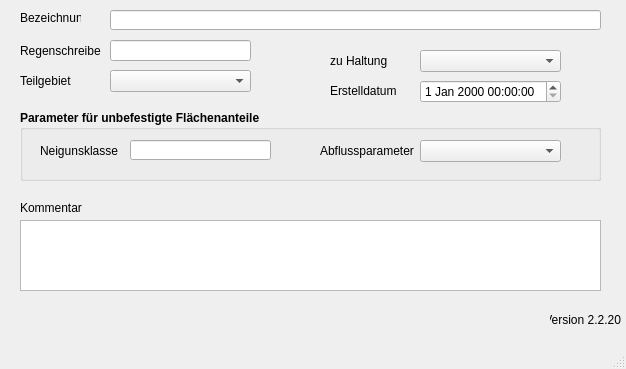
First picture: the form in qkan/database/templates/tezg.ui, repository hoettges/QKan, before the edit.
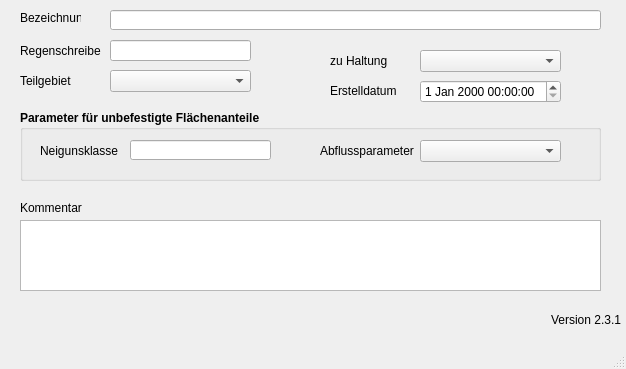
Second picture: the form after the edit. Custom widgets are drawn as their Qt base class.

Diff of the .ui file:
```diff
--- a/qkan/database/templates/tezg.ui
+++ b/qkan/database/templates/tezg.ui
@@ -245,7 +245,7 @@
      <string>Version QKan Import</string>
     </property>
     <property name="text">
-     <string>Version 2.2.20</string>
+     <string>Version 2.3.1</string>
     </property>
     <property name="alignment">
      <set>Qt::AlignRight|Qt::AlignTrailing|Qt::AlignVCenter</set>
```
